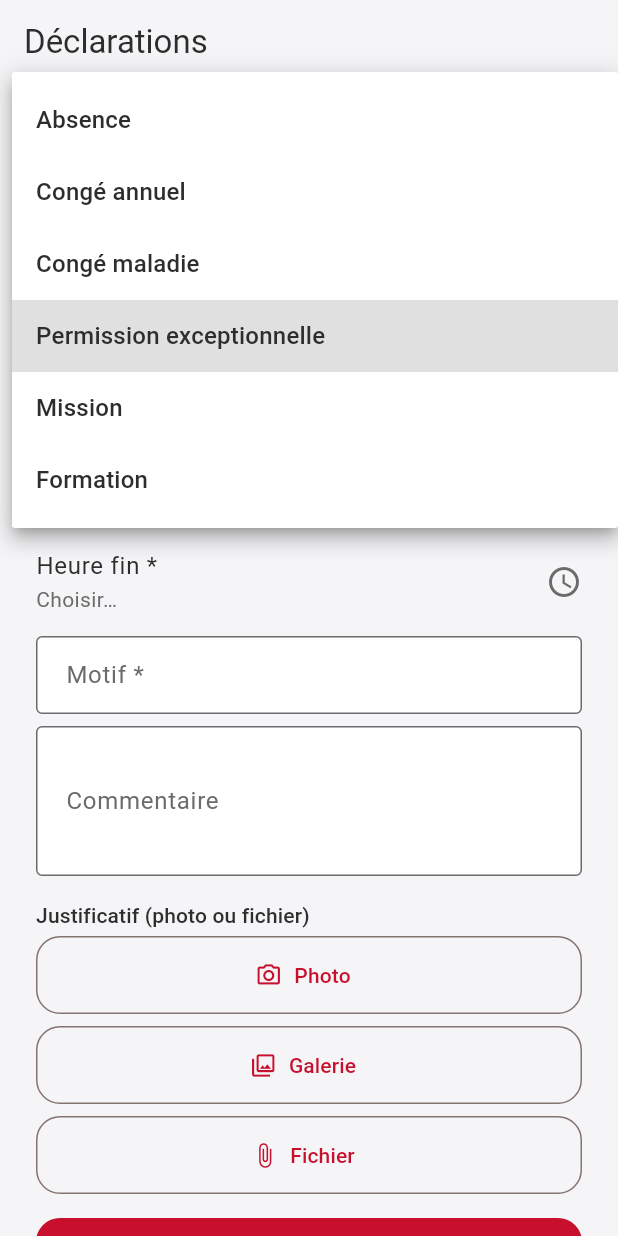
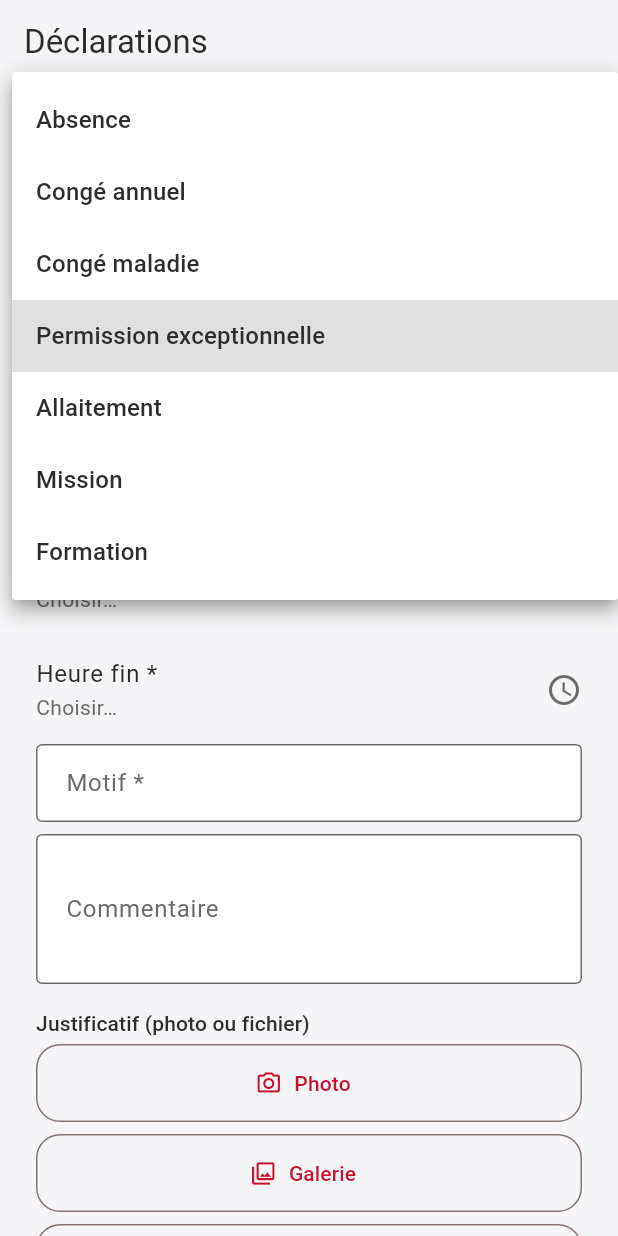
Before and after one commit to Modou1ngom/CofiPointe, a Flutter app: the DeclarationsScreen screen opened by its route, after a tap on "Permission exceptionnelle", on a phone screen of 412 x 824 dp. Run offline on Flutter 3.47's test engine with Material 3 defaults, Android fonts, the phone set to English and light mode, and no system bars; our stand-ins replace camera, connectivity_plus, device_info_plus, dio, equatable, file_picker and 13 more; missing offline and left inert: android_id, encrypt, google_mlkit_face_detection, mobile_scanner; accounts and stored records are empty; network calls fail.

Commit message:
Bump CofiPointe 1.0.14 : Allaitement mobile + QR install.
Co-authored-by: Cursor <cursoragent@cursor.com>

```diff
--- a/lib/features/declarations/presentation/screens/declarations_screen.dart
+++ b/lib/features/declarations/presentation/screens/declarations_screen.dart
@@ -53,6 +53,8 @@ class _DeclarationsScreenState extends ConsumerState<DeclarationsScreen> {
   DateTime? _dateFin;
   TimeOfDay? _heureDebut;
   TimeOfDay? _heureFin;
+  /// Allaitement : `entree` | `sortie`
+  String _allaitementSens = 'entree';
   String? _justificatifPath;
   String? _justificatifName;
   String? _pointageManquant;
@@ -64,6 +66,7 @@ class _DeclarationsScreenState extends ConsumerState<DeclarationsScreen> {
     {'value': 'conge_annuel', 'label': 'Congé annuel'},
     {'value': 'conge_maladie', 'label': 'Congé maladie'},
     {'value': 'permission_exceptionnelle', 'label': 'Permission exceptionnelle'},
+    {'value': 'allaitement', 'label': 'Allaitement'},
     {'value': 'mission', 'label': 'Mission'},
     {'value': 'formation', 'label': 'Formation'},
   ];
@@ -74,6 +77,8 @@ class _DeclarationsScreenState extends ConsumerState<DeclarationsScreen> {
         'absence',
         'conge_annuel',
         'conge_maladie',
+        'permission_exceptionnelle',
+        'allaitement',
         'mission',
         'formation',
         'conge',
@@ -84,6 +89,8 @@ class _DeclarationsScreenState extends ConsumerState<DeclarationsScreen> {
       (_nonPointageMode &&
           (_pointageManquant == 'entree' || _pointageManquant == 'sortie'));
 
+  bool get _needsAllaitement => !_nonPointageMode && _type == 'allaitement';
+
   bool get _needsLieu => !_nonPointageMode && _type == 'mission';
 
   String get _dateDebutLabel {
@@ -93,6 +100,9 @@ class _DeclarationsScreenState extends ConsumerState<DeclarationsScreen> {
   }
 
   String get _dateFinLabel => _type == 'mission' ? 'Date de retour' : 'Date de fin';
+
+  String get _allaitementHeureLabel =>
+      _allaitementSens == 'sortie' ? 'Heure de sortie *' : 'Heure d’entrée *';
 
   @override
   void initState() {
@@ -158,6 +168,14 @@ class _DeclarationsScreenState extends ConsumerState<DeclarationsScreen> {
         queryParameters: {'mois': mois},
       );
       final data = res.data?['data'];
+      final apiTypes = res.data?['types'];
+      final parsedTypes = apiTypes is List
+          ? apiTypes
+              .whereType<Map>()
+              .map((e) => Map<String, dynamic>.from(e))
+              .where((t) => t['value']?.toString() != 'regularisation')
+              .toList()
+          : <Map<String, dynamic>>[];
       setState(() {
         _items = data is List
             ? data
@@ -165,7 +183,9 @@ class _DeclarationsScreenState extends ConsumerState<DeclarationsScreen> {
                 .map((e) => Map<String, dynamic>.from(e))
                 .toList()
             : [];
-        _types = List<Map<String, dynamic>>.from(_fallbackTypes);
+        _types = parsedTypes.isNotEmpty
+            ? parsedTypes
+            : List<Map<String, dynamic>>.from(_fallbackTypes);
       });
     } catch (e) {
       setState(() {
@@ -280,6 +300,16 @@ class _DeclarationsScreenState extends ConsumerState<DeclarationsScreen> {
       );
       return;
     }
+    if (_needsAllaitement && _heureDebut == null) {
+      showAppToast(
+        context,
+        _allaitementSens == 'sortie'
+            ? 'Indiquez l’heure de sortie autorisée.'
+            : 'Indiquez l’heure d’entrée autorisée.',
+        type: ToastType.error,
+      );
+      return;
+    }
     if (_nonPointageMode && _pointageManquant == 'entree' && _heureDebut == null) {
       showAppToast(context, 'Indiquez l’heure d’entrée déclarée.', type: ToastType.error);
       return;
@@ -302,8 +332,13 @@ class _DeclarationsScreenState extends ConsumerState<DeclarationsScreen> {
         'motif': motif,
         if (_commentCtrl.text.trim().isNotEmpty) 'commentaire': _commentCtrl.text.trim(),
         if (_needsDateRange && _dateFin != null) 'date_fin': _fmtDateApi(_dateFin!),
-        if (_heureDebut != null) 'heure_debut': _fmtTime(_heureDebut!),
-        if (_heureFin != null) 'heure_fin': _fmtTime(_heureFin!),
+        if (_needsAllaitement) ...{
+          'sens': _allaitementSens,
+          if (_heureDebut != null) 'heure_debut': _fmtTime(_heureDebut!),
+        } else ...{
+          if (_heureDebut != null) 'heure_debut': _fmtTime(_heureDebut!),
+          if (_heureFin != null) 'heure_fin': _fmtTime(_heureFin!),
+        },
         if (_needsLieu) 'lieu': _lieuCtrl.text.trim(),
       };
 
@@ -435,9 +470,13 @@ class _DeclarationsScreenState extends ConsumerState<DeclarationsScreen> {
                         setState(() {
                           _type = v;
                           if (!_needsDateRange) _dateFin = null;
-                          if (!_needsHeures) {
+                          if (!_needsHeures && !_needsAllaitement) {
                             _heureDebut = null;
                             _heureFin = null;
+                          }
+                          if (_needsAllaitement) {
+                            _heureFin = null;
+                            _allaitementSens = 'entree';
                           }
                           if (!_needsLieu) _lieuCtrl.clear();
                         });
@@ -459,6 +498,36 @@ class _DeclarationsScreenState extends ConsumerState<DeclarationsScreen> {
                       trailing: const Icon(Icons.calendar_today),
                       onTap: () => _pickDate(fin: true),
                     ),
+                  if (_needsAllaitement) ...[
+                    DropdownButtonFormField<String>(
+                      value: _allaitementSens,
+                      decoration: const InputDecoration(
+                        labelText: 'Sens horaire *',
+                        border: OutlineInputBorder(),
+                        helperText:
+                            'Entrée : retard après heure + tolérance. Sortie : pointage ramené à 17:00.',
+                      ),
+                      items: const [
+                        DropdownMenuItem(value: 'entree', child: Text('Entrée')),
+                        DropdownMenuItem(value: 'sortie', child: Text('Sortie')),
+                      ],
+                      onChanged: (v) {
+                        if (v == null) return;
+                        setState(() {
+                          _allaitementSens = v;
+                          _heureFin = null;
+                        });
+                      },
+                    ),
+                    const SizedBox(height: AppSpacing.sm),
+                    ListTile(
+                      contentPadding: EdgeInsets.zero,
+                      title: Text(_allaitementHeureLabel),
+                      subtitle: Text(_heureDebut == null ? 'Choisir…' : _fmtTime(_heureDebut!)),
+                      trailing: const Icon(Icons.access_time),
+                      onTap: () => _pickTime(fin: false),
+                    ),
+                  ],
                   if (_needsHeures && !_nonPointageMode) ...[
                     ListTile(
                       contentPadding: EdgeInsets.zero,
@@ -577,9 +646,14 @@ class _DeclarationsScreenState extends ConsumerState<DeclarationsScreen> {
                       final fin = d['date_fin'];
                       final periode = fin == null || '$fin'.isEmpty ? '$debut' : '$debut → $fin';
                       final lieu = d['lieu'];
-                      final heures = (d['heure_debut'] != null && d['heure_fin'] != null)
-                          ? ' (${d['heure_debut']}–${d['heure_fin']})'
-                          : '';
+                      String heures = '';
+                      if (d['type'] == 'allaitement') {
+                        final sens = d['sens'] == 'sortie' ? 'Sortie' : 'Entrée';
+                        final h = d['heure'] ?? d['heure_debut'] ?? d['heure_fin'];
+                        if (h != null) heures = ' ($sens $h)';
+                      } else if (d['heure_debut'] != null && d['heure_fin'] != null) {
+                        heures = ' (${d['heure_debut']}–${d['heure_fin']})';
+                      }
                       return Card(
                         child: ListTile(
                           title: Text('$typeLabel — ${d['statut'] ?? ''}'),
--- a/pubspec.yaml
+++ b/pubspec.yaml
@@ -1,7 +1,7 @@
 name: cofi_pointe
 description: CofiPointe — Pointage biométrique entreprise (Clean Architecture).
 publish_to: "none"
-version: 1.0.13+14
+version: 1.0.14+15
 
 environment:
   sdk: ">=3.5.0 <4.0.0"
```
Also changed, not shown: docs/cofipointe-install-qr-iphone.png, 2 other files.
